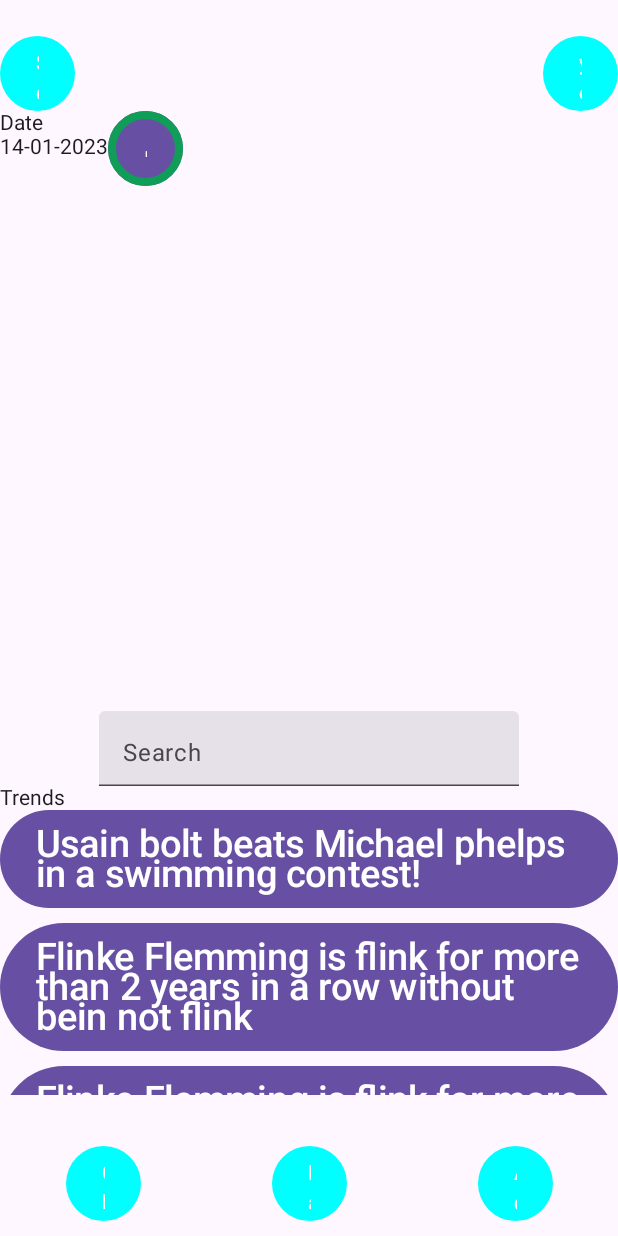
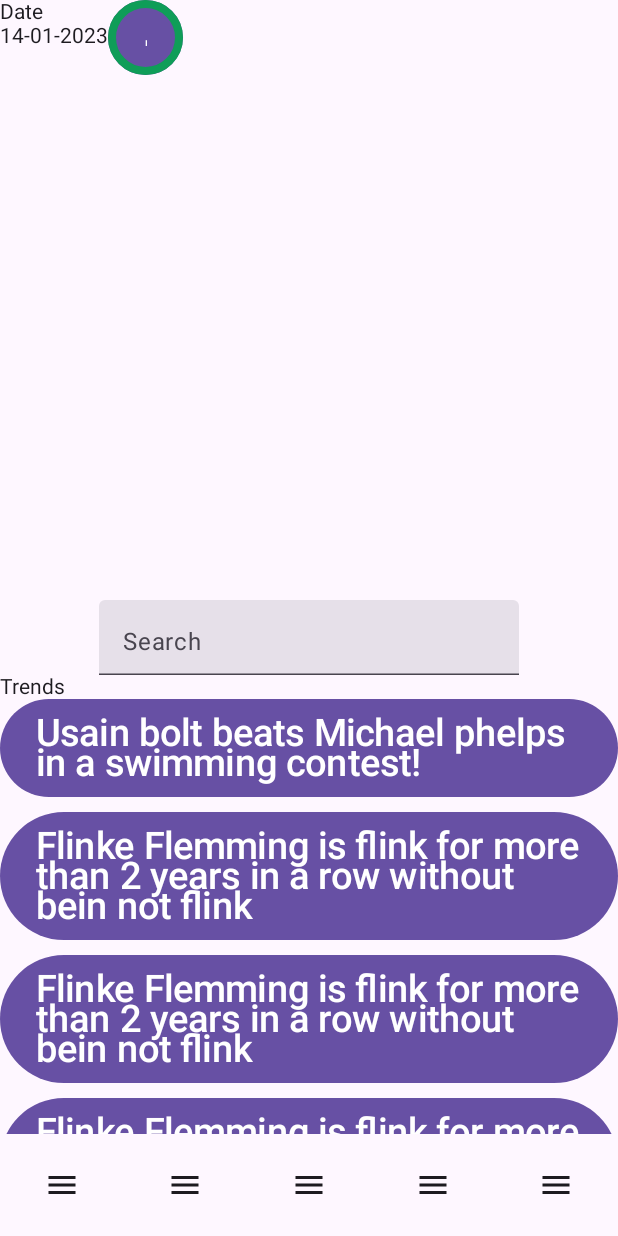
Before and after one commit to AncientCarbon/LivPart2, an Android app built with Jetpack Compose: the composable DashboardApp shown on its own in the app's theme, on a phone screen of 412 x 824 dp. Run offline under Robolectric (Android 15) with nearby library versions, the phone set to English and light mode, and no system bars; libraries missing offline, so code that uses them is left out: com.ramcosta.composedestinations; 1 statement that could not run was skipped.

Commit message:
Bottom nav bar updated, build gradle tempered with

```diff
--- a/app/build.gradle
+++ b/app/build.gradle
@@ -60,7 +60,6 @@ android {
 }
 
 dependencies {
-    implementation(".com.google.android.gms:play-services-fitness:21.1.0")
     implementation("com.google.android.gms:play-services-auth:20.4.0")
     implementation 'androidx.core:core-ktx:1.9.0'
     implementation "androidx.compose.ui:ui:$compose_version"
--- a/app/src/main/java/com/example/LivPart2/ui/screens/BottomNav.kt
+++ b/app/src/main/java/com/example/LivPart2/ui/screens/BottomNav.kt
@@ -3,6 +3,8 @@ package com.example.LivPart2.ui.screens
 
 import androidx.compose.foundation.layout.*
 import androidx.compose.foundation.shape.RoundedCornerShape
+import androidx.compose.material.icons.Icons
+import androidx.compose.material.icons.filled.Menu
 import androidx.compose.material3.*
 import androidx.compose.runtime.Composable
 import androidx.compose.ui.Alignment
@@ -12,8 +14,12 @@ import androidx.compose.ui.unit.dp
 import com.example.LivPart2.destinations.*
 import com.ramcosta.composedestinations.navigation.DestinationsNavigator
 
+/*
+    NavBar made following guide
+    https://developer.android.com/reference/kotlin/androidx/compose/material3/package-summary#bottomappbar
+ */
 @Composable
-fun BotNav(navigator: DestinationsNavigator){
+fun BotNav(navigator: DestinationsNavigator) {
     Row(
         modifier = Modifier
             .fillMaxWidth()
@@ -22,110 +28,49 @@ fun BotNav(navigator: DestinationsNavigator){
         horizontalArrangement = Arrangement.SpaceAround
 
     ) {
-        ChatbotButton(navigator)
-        DashboardButton(navigator)
-        DailyActivityButton(navigator)
+        BottomBarIconNav(navigator)
+
 
     }
 }
 
 @Composable
-fun TopNav(navigator: DestinationsNavigator){
-    Row( modifier = Modifier.fillMaxWidth() ,verticalAlignment = Alignment.Bottom, horizontalArrangement = Arrangement.SpaceBetween) {
-        SettingsButton(navigator)
-        ProfileButton(navigator)
+fun BottomBarIconNav(navigator: DestinationsNavigator) {
+    IconButton(onClick = {
+        navigator.navigate(
+            DailyActivityOverviewAppDestination
+        )
+    }) {
+        Icon(Icons.Filled.Menu, contentDescription = "Daily")
     }
 
+    IconButton(onClick = {
+        navigator.navigate(
+            DashboardAppDestination
+        )
+    }) {
+        Icon(Icons.Filled.Menu, contentDescription = "Dashboard")
+    }
 
-}
+    IconButton(onClick = {
+        /*TODO*/
+    }) {
+        Icon(Icons.Filled.Menu, contentDescription = "Add stuff")
+    }
 
-@Composable
-fun ChatbotButton(navigator: DestinationsNavigator){
-    Button(
-        onClick = { navigator.navigate(
+    IconButton(onClick = {
+        navigator.navigate(
             ChatBotAppDestination
-        )},
-        shape = RoundedCornerShape(50.dp),
-        colors = ButtonDefaults.buttonColors(containerColor = Color.Cyan),
-        modifier = Modifier
-            .padding(top = 24.dp)
-            .width(50.dp)
-            .height(50.dp)
-    ) {
-        Text(text = "Chat")
+        )
+    }) {
+        Icon(Icons.Filled.Menu, contentDescription = "Chatbot")
+    }
+
+    IconButton(onClick = {
+        navigator.navigate(
+            ProfileAppDestination
+        )
+    }) {
+        Icon(Icons.Filled.Menu, contentDescription = "Profile")
     }
 }
-
-
-@Composable
-fun DashboardButton(navigator: DestinationsNavigator){
-    Button(
-        onClick = { navigator.navigate(
-            DashboardAppDestination
-        )},
-        shape = RoundedCornerShape(50.dp),
-        colors = ButtonDefaults.buttonColors(containerColor = Color.Cyan),
-
-        modifier = Modifier
-            .padding(top = 24.dp)
-            .width(50.dp)
-            .height(50.dp)
-    ) {
-        Text(text = "Dash")
-    }
-}
-
-@Composable
-fun DailyActivityButton(navigator: DestinationsNavigator){
-    Button(
-        onClick = {navigator.navigate(
-            DailyActivityOverviewAppDestination
-        )
-         },
-        shape = RoundedCornerShape(50.dp),
-        colors = ButtonDefaults.buttonColors(containerColor = Color.Cyan),
-
-        modifier = Modifier
-            .padding(top = 24.dp)
-            .width(50.dp)
-            .height(50.dp)
-    ) {
-        Text(text = "Act")
-    }
-}
-
-@Composable
-fun ProfileButton(navigator: DestinationsNavigator){
-    Button(
-        onClick = { navigator.navigate(
-            ProfileAppDestination
-        ) },
-        shape = RoundedCornerShape(50.dp),
-        colors = ButtonDefaults.buttonColors(containerColor = Color.Cyan),
-
-        modifier = Modifier
-            .padding(top = 24.dp)
-            .width(50.dp)
-            .height(50.dp)
-    ) {
-        Text(text = "you")
-    }
-}
-
-@Composable
-fun SettingsButton(navigator: DestinationsNavigator){
-    Button(
-        onClick = {navigator.navigate(
-            SettingsDestination
-        ) },
-        shape = RoundedCornerShape(50.dp),
-        colors = ButtonDefaults.buttonColors(containerColor = Color.Cyan),
-
-        modifier = Modifier
-            .padding(top = 24.dp)
-            .width(50.dp)
-            .height(50.dp)
-    ) {
-        Text(text = "Sett")
-    }
-}
--- a/app/src/main/java/com/example/LivPart2/ui/screens/ChatbotScreen.kt
+++ b/app/src/main/java/com/example/LivPart2/ui/screens/ChatbotScreen.kt
@@ -17,7 +17,6 @@ fun ChatBotApp(navigator: DestinationsNavigator, modifier: Modifier = Modifier)
     Surface(modifier = modifier
         .fillMaxSize()) {
         Column(modifier = Modifier.fillMaxSize(), verticalArrangement = Arrangement.Top) {
-            TopNav(navigator)
             Column(modifier = Modifier
                 .fillMaxSize()
                 .background(MaterialTheme.colorScheme.background),
@@ -33,6 +32,7 @@ fun ChatBotApp(navigator: DestinationsNavigator, modifier: Modifier = Modifier)
                 }
 
                 BotNav(navigator)
+
 
             }
         }
--- a/app/src/main/java/com/example/LivPart2/ui/screens/DashboardScreen.kt
+++ b/app/src/main/java/com/example/LivPart2/ui/screens/DashboardScreen.kt
@@ -29,7 +29,6 @@ fun DashboardApp(navigator: DestinationsNavigator, modifier: Modifier = Modifier
             .fillMaxSize()
     ) {
         Column(modifier = Modifier.fillMaxSize(), verticalArrangement = Arrangement.Top) {
-            TopNav(navigator)
             Column(modifier = Modifier
                 .weight(1f)
                 .background(MaterialTheme.colorScheme.background),
```
